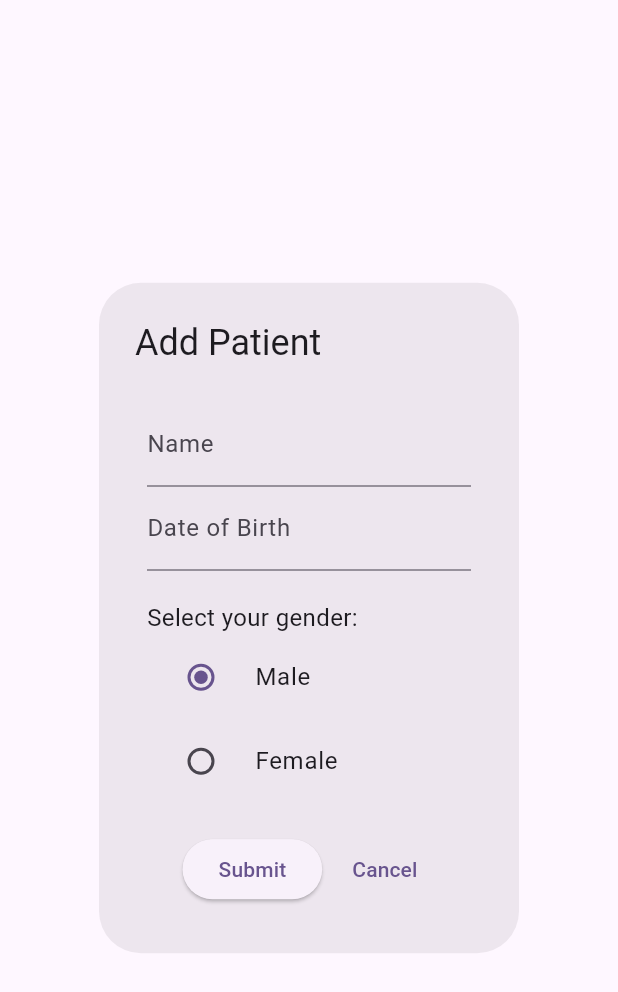
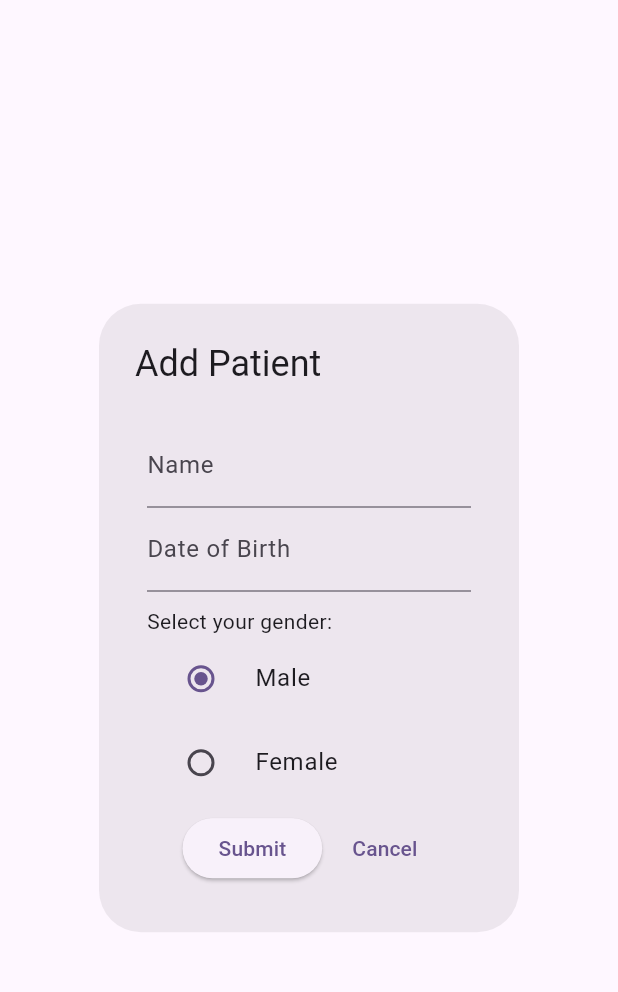
Before and after one commit to jmocampo1630/glucosense, a Flutter app: the AddPatientDialog widget shown alone on an empty page, opened directly, on a phone screen of 412 x 824 dp. Shown: the top 992 px of the screen. Run offline on Flutter 3.47's test engine with Material 3 defaults, Android fonts, the phone set to English and light mode, and no system bars; our stand-ins replace camera, firebase_core, firebase_database, fl_chart, fluttertoast, palette_generator and 1 more; accounts and stored records are empty.

```diff
--- a/lib/modals/add_patient_modal.dart
+++ b/lib/modals/add_patient_modal.dart
@@ -60,13 +60,13 @@ class AddPatientDialogState extends State<AddPatientDialog> {
                       : 'Select date',
                 ),
               ),
-              const SizedBox(height: 20),
+              const SizedBox(height: 10),
               Column(
                 crossAxisAlignment: CrossAxisAlignment.start,
                 children: <Widget>[
                   const Text(
                     'Select your gender:',
-                    style: TextStyle(fontSize: 16.0),
+                    style: TextStyle(fontSize: 14.0),
                   ),
                   RadioListTile(
                     title: const Text('Male'),
@@ -92,7 +92,7 @@ class AddPatientDialogState extends State<AddPatientDialog> {
                   ),
                 ],
               ),
-              const SizedBox(height: 20),
+              const SizedBox(height: 5),
               Row(
                 mainAxisAlignment: MainAxisAlignment.center,
                 children: <Widget>[
```
Also changed, not shown: lib/pages/line_chart.dart (+5 -5 lines), lib/pages/patient_record_page.dart (+5 -2 lines), lib/resources/gradient_data.dart (+25 -0 lines).
